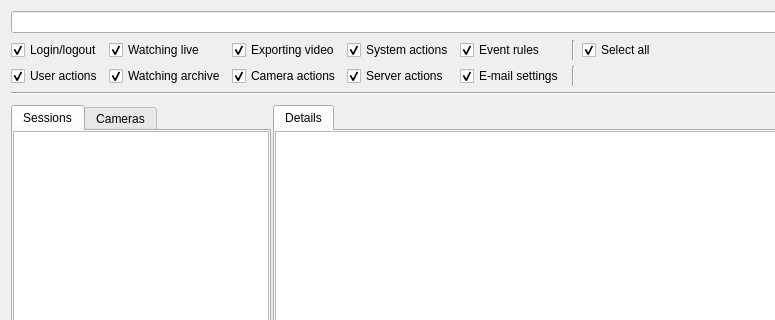
Above: client/src/ui/dialogs/audit_log_dialog.ui from networkoptix/nx_open before the change; both pictures show x 0 to 775 and y 0 to 320 of the 1280 by 720 pixel window. Below: the same form after it.
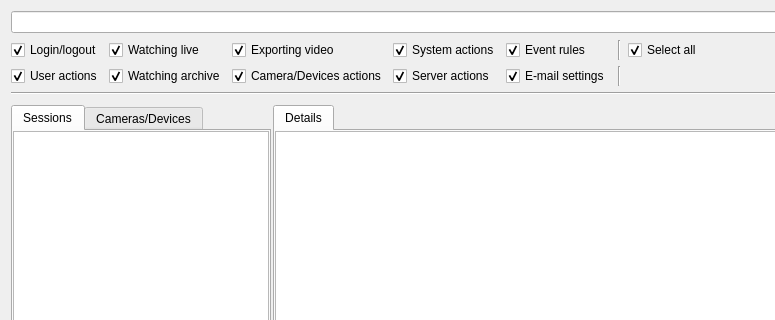
That is the form after the change. Custom widgets are drawn as their Qt base class.

Commit message:
VMS-632: Update all "camera" strings to IO MOdule where possible
Audit dialog small changes

<==== Mercurial data ====>
Branch: x_VMS-632_device_strings

What changed in the file:
```diff
--- a/client/src/ui/dialogs/audit_log_dialog.ui
+++ b/client/src/ui/dialogs/audit_log_dialog.ui
@@ -220,7 +220,7 @@
      <item row="1" column="2">
       <widget class="QCheckBox" name="checkBoxCameras">
        <property name="text">
-        <string>Camera actions</string>
+        <string notr="true">Camera/Devices actions</string>
        </property>
        <property name="checked">
         <bool>true</bool>
@@ -417,7 +417,7 @@
              </sizepolicy>
             </property>
             <attribute name="title">
-             <string>Cameras</string>
+             <string notr="true">Cameras/Devices</string>
             </attribute>
             <layout class="QVBoxLayout" name="verticalLayout_6">
              <property name="spacing">
```
The commit also changes 2 other files.
